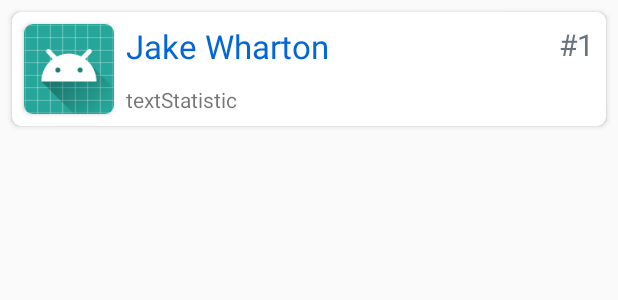
After one commit to vgarshyn/ButterKnifeContributors, an Android app: the layout item_contributor.xml on its own in the app's theme, with its tools: preview values and no code run, on a phone screen of 412 x 824 dp. The commit adds this screen. Shown: the top 300 px of the screen. Run offline under Robolectric (Android 15) with nearby library versions, the phone set to English and light mode, and no system bars.

Commit message:
Add initial design

```diff
--- a/app/build.gradle
+++ b/app/build.gradle
@@ -21,6 +21,7 @@ android {
 dependencies {
     implementation fileTree(dir: 'libs', include: ['*.jar'])
     implementation 'com.android.support:appcompat-v7:26.1.0'
+    implementation 'com.android.support:design:26.1.0'
     implementation 'com.android.support:cardview-v7:26.1.0'
     implementation 'com.android.support:recyclerview-v7:26.1.0'
     implementation 'com.android.support.constraint:constraint-layout:1.1.0-beta5'
--- a/app/src/main/AndroidManifest.xml
+++ b/app/src/main/AndroidManifest.xml
@@ -1,6 +1,8 @@
 <?xml version="1.0" encoding="utf-8"?>
 <manifest xmlns:android="http://schemas.android.com/apk/res/android"
     package="com.vgarshyn.gitapp">
+
+    <uses-permission android:name="android.permission.INTERNET" />
 
     <application
         android:allowBackup="true"
@@ -9,7 +11,9 @@
         android:roundIcon="@mipmap/ic_launcher_round"
         android:supportsRtl="true"
         android:theme="@style/AppTheme">
-        <activity android:name=".MainActivity">
+        <activity android:name=".MainActivity"
+            android:label="@string/app_name"
+            android:theme="@style/AppTheme.NoActionBar">
             <intent-filter>
                 <action android:name="android.intent.action.MAIN" />
 
--- /dev/null
+++ b/app/src/main/res/layout/item_contributor.xml
@@ -0,0 +1,69 @@
+<?xml version="1.0" encoding="utf-8"?>
+
+<android.support.v7.widget.CardView xmlns:android="http://schemas.android.com/apk/res/android"
+    xmlns:app="http://schemas.android.com/apk/res-auto"
+    xmlns:tools="http://schemas.android.com/tools"
+    style="@style/CardView.Light"
+    android:layout_width="match_parent"
+    android:layout_height="wrap_content"
+    android:layout_margin="@dimen/default_margin"
+    app:cardCornerRadius="@dimen/corner_radius"
+    tools:showIn="@layout/activity_main">
+
+    <android.support.constraint.ConstraintLayout
+        android:layout_width="match_parent"
+        android:layout_height="match_parent"
+        android:orientation="vertical">
+
+        <android.support.v7.widget.CardView
+            android:id="@+id/cardAvatar"
+            android:layout_width="@dimen/avatar_size"
+            android:layout_height="@dimen/avatar_size"
+            android:layout_margin="@dimen/default_margin"
+            app:cardCornerRadius="@dimen/corner_radius"
+            app:layout_constraintBottom_toBottomOf="parent"
+            app:layout_constraintLeft_toLeftOf="parent"
+            app:layout_constraintTop_toTopOf="parent">
+
+            <ImageView
+                android:id="@+id/avatarImage"
+                android:layout_width="match_parent"
+                android:layout_height="match_parent"
+                app:srcCompat="@mipmap/ic_launcher_round"
+                tools:layout_editor_absoluteX="60dp"
+                tools:layout_editor_absoluteY="231dp" />
+        </android.support.v7.widget.CardView>
+
+        <TextView
+            android:id="@+id/textLogin"
+            android:layout_width="wrap_content"
+            android:layout_height="wrap_content"
+            android:layout_marginStart="@dimen/default_margin"
+            android:textColor="@color/textLogin"
+            android:textSize="22sp"
+            app:layout_constraintStart_toEndOf="@+id/cardAvatar"
+            app:layout_constraintTop_toTopOf="@+id/cardAvatar"
+            tools:text="Jake Wharton" />
+
+        <TextView
+            android:id="@+id/textNumber"
+            android:layout_width="wrap_content"
+            android:layout_height="wrap_content"
+            android:textColor="@color/textNumber"
+            android:textSize="20sp"
+            android:layout_marginEnd="@dimen/default_margin"
+            app:layout_constraintEnd_toEndOf="parent"
+            app:layout_constraintTop_toTopOf="@+id/textLogin"
+            tools:text="#1"/>
+
+        <TextView
+            android:id="@+id/textStatistic"
+            android:layout_width="wrap_content"
+            android:layout_height="wrap_content"
+            android:layout_marginStart="@dimen/default_margin"
+            app:layout_constraintStart_toEndOf="@+id/cardAvatar"
+            app:layout_constraintBottom_toBottomOf="@+id/cardAvatar"
+            tools:layout_editor_absoluteY="48dp"
+            tools:text="textStatistic" />
+    </android.support.constraint.ConstraintLayout>
+</android.support.v7.widget.CardView>
--- a/app/src/main/res/values/colors.xml
+++ b/app/src/main/res/values/colors.xml
@@ -3,4 +3,6 @@
     <color name="colorPrimary">#3F51B5</color>
     <color name="colorPrimaryDark">#303F9F</color>
     <color name="colorAccent">#FF4081</color>
+    <color name="textNumber">#6a737d</color>
+    <color name="textLogin">#0366d6</color>
 </resources>
--- /dev/null
+++ b/app/src/main/res/values/dimen.xml
@@ -0,0 +1,9 @@
+<?xml version="1.0" encoding="utf-8"?>
+<resources>
+    <dimen name="app_bar_height">180dp</dimen>
+    <dimen name="fab_margin">16dp</dimen>
+    <dimen name="text_margin">16dp</dimen>
+    <dimen name="default_margin">8dp</dimen>
+    <dimen name="corner_radius">6dp</dimen>
+    <dimen name="avatar_size">60dp</dimen>
+</resources>
--- a/app/src/main/res/values/styles.xml
+++ b/app/src/main/res/values/styles.xml
@@ -8,4 +8,13 @@
         <item name="colorAccent">@color/colorAccent</item>
     </style>
 
+    <style name="AppTheme.NoActionBar">
+        <item name="windowActionBar">false</item>
+        <item name="windowNoTitle">true</item>
+    </style>
+
+    <style name="AppTheme.AppBarOverlay" parent="ThemeOverlay.AppCompat.Dark.ActionBar" />
+
+    <style name="AppTheme.PopupOverlay" parent="ThemeOverlay.AppCompat.Light" />
+
 </resources>
```
Also changed, not shown: app/src/main/java/com/vgarshyn/gitapp/MainActivity.java (+6 -1 lines), app/src/main/res/layout/activity_main.xml (+44 -8 lines).
